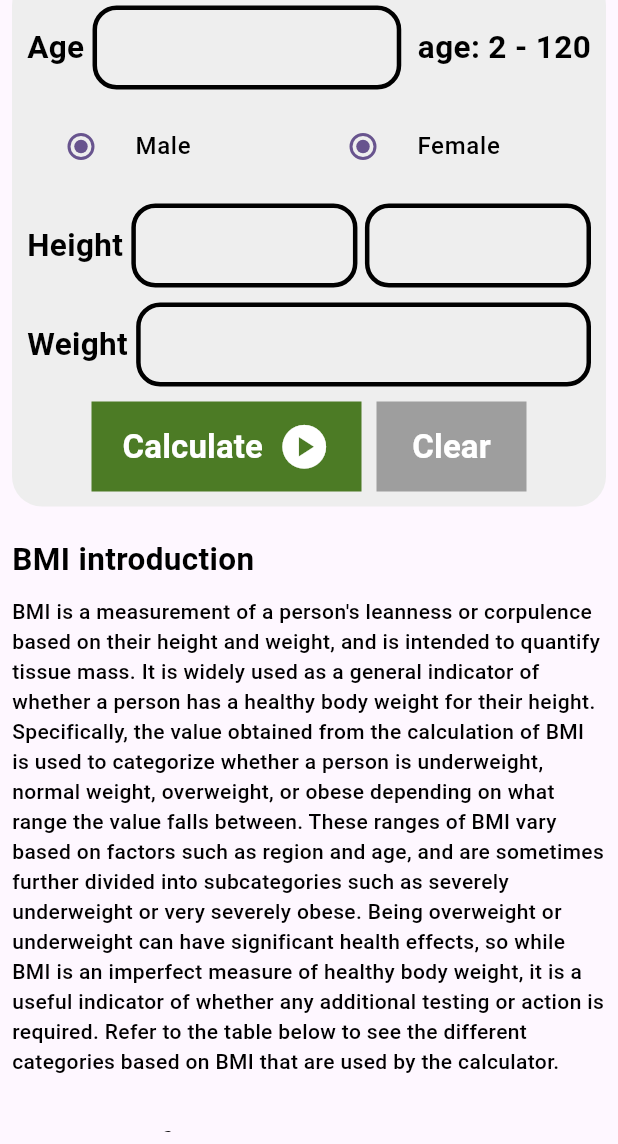
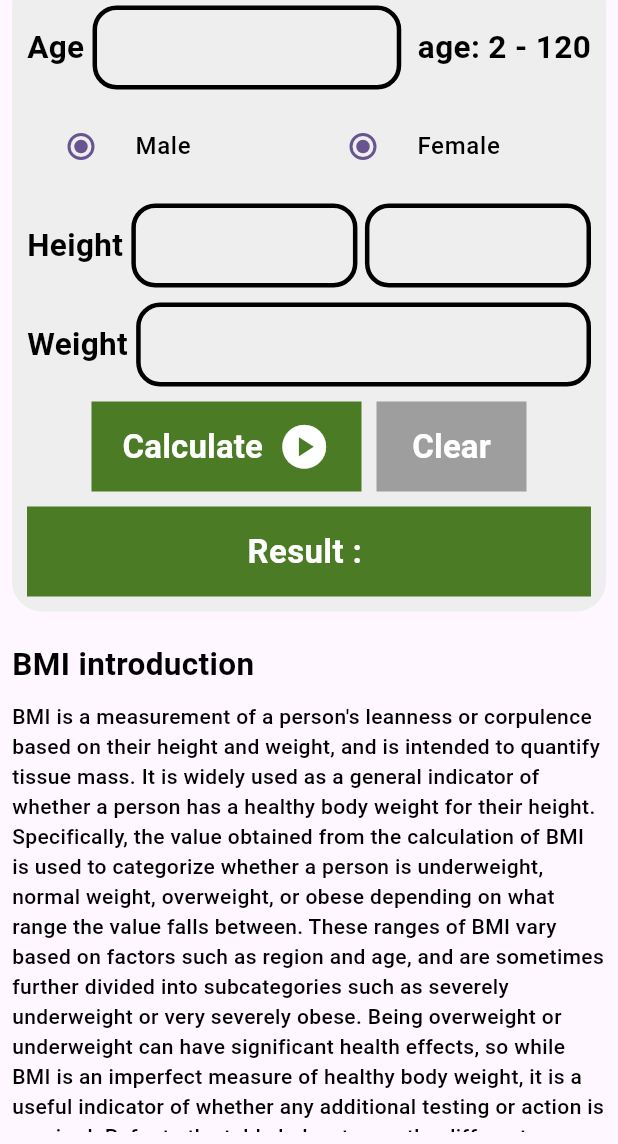
Before and after one commit to its-asaduzzaman/King-Calculator, a Flutter app: the BMICalculatorScreen screen opened directly, after a tap on "Calculate", on a phone screen of 412 x 824 dp, the part 92-1236 px from its top. Run offline on Flutter 3.47's test engine with Material 3 defaults, Android fonts, the light colour scheme and no system bars.

Commit message:
calculation part 1

```diff
--- /dev/null
+++ b/lib/Calculation/bmi_calculation.dart
@@ -0,0 +1,42 @@
+import 'dart:math';
+
+class BmiCalculation {
+  BmiCalculation(
+      {required this.height1, required this.height2, required this.weight});
+
+  final int height1;
+  final int height2;
+  final double weight ;
+  late final int height;
+
+  double _bmi = 0;
+
+  String calculateBMI() {
+    height = ((height1 * 12) + height2) ;
+
+    // _bmi = weight / pow(height / 100, 2);
+    _bmi = 703 * (weight * 2.20462) / pow(height, 2);
+    return _bmi.toStringAsFixed(1);
+  }
+
+  String getResult() {
+
+    if (_bmi >= 25) {
+      return 'Overweight and Bmi is ${_bmi.toStringAsFixed(1)}  ';
+    } else if (_bmi > 18.5) {
+      return 'Normal and Bmi is ${_bmi.toStringAsFixed(1)} ';
+    } else {
+      return 'Underweight and Bmi is ${_bmi.toStringAsFixed(1)} ';
+    }
+  }
+
+  String getInterpretation() {
+    if (_bmi >= 25) {
+      return 'You have a higher than normal body weight. Try to exercise more.';
+    } else if (_bmi >= 18.5) {
+      return 'You have a normal body weight. Good job!';
+    } else {
+      return 'You have a lower than normal body weight. You can eat a bit more.';
+    }
+  }
+}
--- a/lib/Screens/bmi_calculator_page.dart
+++ b/lib/Screens/bmi_calculator_page.dart
@@ -1,5 +1,7 @@
 import 'package:flutter/material.dart';
 import 'package:kingcalculator/Utils/app_style.dart';
+
+import '../Calculation/bmi_calculation.dart';
 
 enum GanderGroup { male, female }
 
@@ -12,6 +14,15 @@ class BMICalculatorScreen extends StatefulWidget {
 
 class _BMICalculatorScreenState extends State<BMICalculatorScreen> {
   final GanderGroup _value = GanderGroup.male;
+  final GanderGroup _value2 = GanderGroup.female;
+
+  String result = '';
+
+  TextEditingController ageController = TextEditingController();
+  TextEditingController heightController1 = TextEditingController();
+  TextEditingController heightController2 = TextEditingController();
+  TextEditingController weightController = TextEditingController();
+
   @override
   Widget build(BuildContext context) {
     return Scaffold(
@@ -47,6 +58,7 @@ class _BMICalculatorScreenState extends State<BMICalculatorScreen> {
                             ),
                             Expanded(
                                 child: TextField(
+                              controller: ageController,
                               decoration: InputDecoration(
                                 enabledBorder: OutlineInputBorder(
                                   borderRadius: BorderRadius.circular(16),
@@ -89,12 +101,12 @@ class _BMICalculatorScreenState extends State<BMICalculatorScreen> {
                           ),
                           Expanded(
                             child: RadioListTile(
-                                value: GanderGroup.male,
+                                value: GanderGroup.female,
                                 title: Text(
                                   "Female",
                                   style: Styles.headLineStyle3,
                                 ),
-                                groupValue: _value,
+                                groupValue: _value2,
                                 onChanged: (_) {}),
                           ),
                         ],
@@ -110,6 +122,7 @@ class _BMICalculatorScreenState extends State<BMICalculatorScreen> {
                             ),
                             Expanded(
                                 child: TextField(
+                              controller: heightController1,
                               decoration: InputDecoration(
                                 enabledBorder: OutlineInputBorder(
                                   borderRadius: BorderRadius.circular(16),
@@ -128,6 +141,7 @@ class _BMICalculatorScreenState extends State<BMICalculatorScreen> {
                             ),
                             Expanded(
                                 child: TextField(
+                              controller: heightController2,
                               decoration: InputDecoration(
                                 enabledBorder: OutlineInputBorder(
                                   borderRadius: BorderRadius.circular(16),
@@ -155,6 +169,7 @@ class _BMICalculatorScreenState extends State<BMICalculatorScreen> {
                             ),
                             Expanded(
                                 child: TextField(
+                              controller: weightController,
                               decoration: InputDecoration(
                                 enabledBorder: OutlineInputBorder(
                                   borderRadius: BorderRadius.circular(16),
@@ -184,7 +199,18 @@ class _BMICalculatorScreenState extends State<BMICalculatorScreen> {
                               color: Styles.buttonColor,
                             ),
                             child: TextButton(
-                              onPressed: () {},
+                              onPressed: () {
+                                setState(() {
+                                  BmiCalculation cal = BmiCalculation(
+                                    height1: int.parse(heightController1.text),
+                                    height2: int.parse(heightController2.text),
+                                    weight: double.parse(weightController.text),
+                                  );
+                                    cal.calculateBMI();
+                                    result = cal.getResult();
+                                   print(result);
+                                });
+                              },
                               child: const Row(
                                 mainAxisAlignment: MainAxisAlignment.center,
                                 children: [
@@ -207,8 +233,6 @@ class _BMICalculatorScreenState extends State<BMICalculatorScreen> {
                               ),
                             ),
                           ),
-
-
                           const SizedBox(
                             width: 10,
                           ),
@@ -216,10 +240,17 @@ class _BMICalculatorScreenState extends State<BMICalculatorScreen> {
                             height: 60,
                             width: 100,
                             decoration: const BoxDecoration(
-                              color:Colors.grey,
+                              color: Colors.grey,
                             ),
                             child: TextButton(
-                              onPressed: () {},
+                              onPressed: () {
+                                setState(() {
+                                  heightController1.clear();
+                                  heightController2.clear();
+                                  weightController.clear();
+                                  ageController.clear();
+                                });
+                              },
                               child: const Row(
                                 mainAxisAlignment: MainAxisAlignment.center,
                                 children: [
@@ -230,12 +261,28 @@ class _BMICalculatorScreenState extends State<BMICalculatorScreen> {
                                         fontSize: 22,
                                         fontWeight: FontWeight.bold),
                                   ),
-
                                 ],
                               ),
                             ),
                           ),
                         ],
+                      ),
+                     const SizedBox(height: 10,),
+                      Container(
+                        height:60 ,
+                        width: double.infinity ,
+                        decoration: BoxDecoration(
+                          color: Styles.buttonColor,
+                        ),
+                        child: Center(
+                          child: Text(
+                            "Result : $result",
+                            style: const TextStyle(
+                                color: Colors.white,
+                                fontSize: 22,
+                                fontWeight: FontWeight.bold),
+                          ),
+                        ),
                       )
                     ],
                   ),
```
